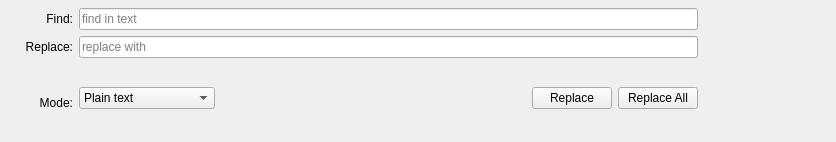
This is 3rdparty/qmarkdowntextedit/qtexteditsearchwidget.ui in Gitnoter/Gitnoter as Qt 5 draws it before an edit. The edited form follows.
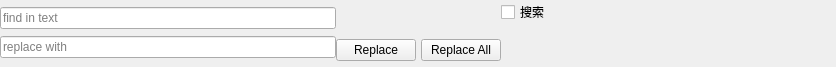
This is the edited form. Icons and pictures are not drawn.

The edit to the form file:
```diff
--- a/3rdparty/qmarkdowntextedit/qtexteditsearchwidget.ui
+++ b/3rdparty/qmarkdowntextedit/qtexteditsearchwidget.ui
@@ -7,18 +7,21 @@
     <x>0</x>
     <y>0</y>
     <width>836</width>
-    <height>142</height>
+    <height>67</height>
    </rect>
   </property>
   <property name="autoFillBackground">
    <bool>true</bool>
   </property>
-  <layout class="QGridLayout" name="gridLayout">
+  <layout class="QHBoxLayout" name="horizontalLayout_4">
+   <property name="spacing">
+    <number>0</number>
+   </property>
    <property name="leftMargin">
     <number>0</number>
    </property>
    <property name="topMargin">
-    <number>8</number>
+    <number>0</number>
    </property>
    <property name="rightMargin">
     <number>0</number>
@@ -26,61 +29,51 @@
    <property name="bottomMargin">
     <number>0</number>
    </property>
-   <item row="0" column="6">
-    <widget class="QPushButton" name="replaceToggleButton">
-     <property name="toolTip">
-      <string>replace text</string>
+   <item>
+    <layout class="QVBoxLayout" name="verticalLayout_edit">
+     <property name="spacing">
+      <number>0</number>
      </property>
-     <property name="text">
-      <string/>
-     </property>
-     <property name="icon">
-      <iconset theme="edit-find-replace" resource="media.qrc">
-       <normaloff>:/media/edit-find-replace.svg</normaloff>:/media/edit-find-replace.svg</iconset>
-     </property>
-     <property name="checkable">
-      <bool>true</bool>
-     </property>
-     <property name="flat">
-      <bool>true</bool>
-     </property>
-    </widget>
-   </item>
-   <item row="0" column="1">
-    <widget class="QLabel" name="searchLabel">
-     <property name="text">
-      <string>Find:</string>
-     </property>
-     <property name="alignment">
-      <set>Qt::AlignRight|Qt::AlignTrailing|Qt::AlignVCenter</set>
-     </property>
-    </widget>
-   </item>
-   <item row="0" column="0">
-    <widget class="QPushButton" name="closeButton">
-     <property name="toolTip">
-      <string>close search</string>
-     </property>
-     <property name="text">
-      <string/>
-     </property>
-     <property name="icon">
-      <iconset theme="window-close" resource="media.qrc">
-       <normaloff>:/media/window-close.svg</normaloff>:/media/window-close.svg</iconset>
-     </property>
-     <property name="flat">
-      <bool>true</bool>
-     </property>
-    </widget>
-   </item>
-   <item row="0" column="3">
+     <item>
     <widget class="QLineEdit" name="searchLineEdit">
      <property name="placeholderText">
       <string>find in text</string>
      </property>
     </widget>
    </item>
-   <item row="0" column="4">
+     <item>
+      <widget class="QLineEdit" name="replaceLineEdit">
+       <property name="placeholderText">
+        <string>replace with</string>
+       </property>
+      </widget>
+     </item>
+    </layout>
+   </item>
+   <item>
+    <layout class="QVBoxLayout" name="verticalLayout_button">
+     <property name="spacing">
+      <number>0</number>
+     </property>
+     <item>
+      <widget class="QFrame" name="frame_action">
+       <layout class="QHBoxLayout" name="horizontalLayout_2">
+        <property name="spacing">
+         <number>0</number>
+        </property>
+        <property name="leftMargin">
+         <number>0</number>
+        </property>
+        <property name="topMargin">
+         <number>0</number>
+        </property>
+        <property name="rightMargin">
+         <number>0</number>
+        </property>
+        <property name="bottomMargin">
+         <number>0</number>
+        </property>
+        <item>
     <widget class="QPushButton" name="searchDownButton">
      <property name="toolTip">
       <string>search forward</string>
@@ -97,7 +90,7 @@
      </property>
     </widget>
    </item>
-   <item row="0" column="5">
+        <item>
     <widget class="QPushButton" name="searchUpButton">
      <property name="toolTip">
       <string>search backward</string>
@@ -109,34 +102,29 @@
       <iconset theme="go-top" resource="media.qrc">
        <normaloff>:/media/go-top.svg</normaloff>:/media/go-top.svg</iconset>
      </property>
+          <property name="default">
+           <bool>false</bool>
+          </property>
      <property name="flat">
       <bool>true</bool>
      </property>
     </widget>
    </item>
-   <item row="1" column="3">
-    <widget class="QLineEdit" name="replaceLineEdit">
-     <property name="placeholderText">
-      <string>replace with</string>
-     </property>
-    </widget>
-   </item>
-   <item row="1" column="0" colspan="2">
-    <widget class="QLabel" name="replaceLabel">
-     <property name="text">
-      <string>Replace:</string>
-     </property>
-     <property name="alignment">
-      <set>Qt::AlignRight|Qt::AlignTrailing|Qt::AlignVCenter</set>
-     </property>
-    </widget>
-   </item>
-   <item row="2" column="3">
+        <item>
+         <widget class="QWidget" name="widget" native="true"/>
+        </item>
+       </layout>
+      </widget>
+     </item>
+     <item>
     <widget class="QFrame" name="buttonFrame">
      <property name="frameShape">
       <enum>QFrame::NoFrame</enum>
      </property>
      <layout class="QHBoxLayout" name="horizontalLayout">
+        <property name="spacing">
+         <number>5</number>
+        </property>
       <property name="leftMargin">
        <number>0</number>
       </property>
@@ -147,40 +135,8 @@
        <number>0</number>
       </property>
       <property name="bottomMargin">
-       <number>9</number>
-      </property>
-      <item>
-       <widget class="QComboBox" name="modeComboBox">
-        <item>
-         <property name="text">
-          <string>Plain text</string>
-         </property>
-        </item>
-        <item>
-         <property name="text">
-          <string>Whole words</string>
-         </property>
-        </item>
-        <item>
-         <property name="text">
-          <string>Regular expression</string>
-         </property>
-        </item>
-       </widget>
-      </item>
-      <item>
-       <spacer name="horizontalSpacer">
-        <property name="orientation">
-         <enum>Qt::Horizontal</enum>
-        </property>
-        <property name="sizeHint" stdset="0">
-         <size>
-          <width>40</width>
-          <height>20</height>
-         </size>
-        </property>
-       </spacer>
-      </item>
+         <number>0</number>
+        </property>
       <item>
        <widget class="QPushButton" name="replaceButton">
         <property name="text">
@@ -204,18 +160,40 @@
      </layout>
     </widget>
    </item>
-   <item row="2" column="0" colspan="2">
-    <widget class="QLabel" name="modeLabel">
+    </layout>
+   </item>
+   <item>
+    <layout class="QVBoxLayout" name="verticalLayout_switch">
+     <property name="spacing">
+      <number>0</number>
+     </property>
+     <item>
+      <layout class="QHBoxLayout" name="horizontalLayout_3">
+       <property name="spacing">
+        <number>0</number>
+       </property>
+       <item>
+        <widget class="QCheckBox" name="replaceToggleCheckBox">
      <property name="text">
-      <string>Mode:</string>
-     </property>
-     <property name="alignment">
-      <set>Qt::AlignRight|Qt::AlignTrailing|Qt::AlignVCenter</set>
+          <string>搜索</string>
      </property>
     </widget>
    </item>
-   <item row="1" column="4">
-    <widget class="QPushButton" name="matchCaseSensitiveButton">
+       <item>
+        <spacer name="horizontalSpacer_2">
+         <property name="orientation">
+          <enum>Qt::Horizontal</enum>
+         </property>
+         <property name="sizeHint" stdset="0">
+          <size>
+           <width>218</width>
+           <height>20</height>
+          </size>
+         </property>
+        </spacer>
+       </item>
+       <item>
+        <widget class="QPushButton" name="closeButton">
      <property name="toolTip">
       <string>Match case sensitive</string>
      </property>
@@ -233,6 +211,23 @@
       <bool>true</bool>
      </property>
     </widget>
+       </item>
+      </layout>
+     </item>
+     <item>
+      <spacer name="verticalSpacer">
+       <property name="orientation">
+        <enum>Qt::Vertical</enum>
+       </property>
+       <property name="sizeHint" stdset="0">
+        <size>
+         <width>20</width>
+         <height>40</height>
+        </size>
+       </property>
+      </spacer>
+     </item>
+    </layout>
    </item>
   </layout>
  </widget>
```
Left out of the diff: 10 changed lines with no effect on the pictures. Lines whose indentation alone changed are shown as unchanged.
